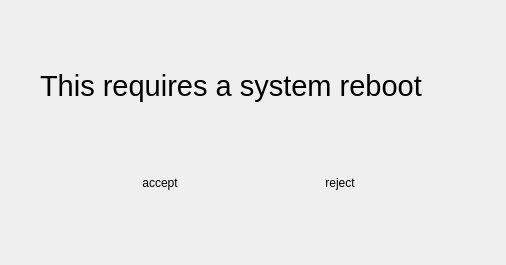
Before: the Qt Designer form Forms/updatedialog.ui in HaiidyHossam/QT-Platoon-Infotainment-, drawn with Qt 5.
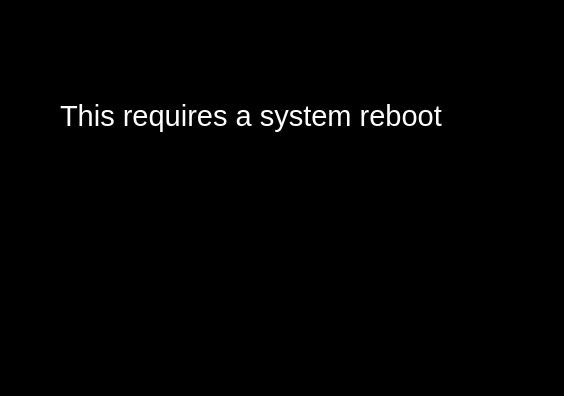
After: the same form once the commit is applied. Icons and pictures are not drawn.

What changed in the file:
```diff
--- a/Forms/updatedialog.ui
+++ b/Forms/updatedialog.ui
@@ -6,19 +6,22 @@
    <rect>
     <x>0</x>
     <y>0</y>
-    <width>506</width>
-    <height>265</height>
+    <width>564</width>
+    <height>396</height>
    </rect>
   </property>
   <property name="windowTitle">
    <string>Dialog</string>
   </property>
+  <property name="styleSheet">
+   <string notr="true">background-color: rgb(0, 0, 0);</string>
+  </property>
   <widget class="QLabel" name="label">
    <property name="geometry">
     <rect>
-     <x>40</x>
-     <y>30</y>
-     <width>421</width>
+     <x>60</x>
+     <y>60</y>
+     <width>491</width>
      <height>111</height>
     </rect>
    </property>
@@ -27,6 +30,9 @@
      <pointsize>22</pointsize>
     </font>
    </property>
+   <property name="styleSheet">
+    <string notr="true">color: rgb(255, 255, 255);</string>
+   </property>
    <property name="text">
     <string>This requires a system reboot</string>
    </property>
@@ -34,33 +40,33 @@
   <widget class="QPushButton" name="accept_button">
    <property name="geometry">
     <rect>
-     <x>120</x>
-     <y>170</y>
-     <width>80</width>
-     <height>25</height>
+     <x>140</x>
+     <y>200</y>
+     <width>91</width>
+     <height>81</height>
     </rect>
    </property>
    <property name="styleSheet">
     <string notr="true">border: none; </string>
    </property>
    <property name="text">
-    <string>accept</string>
+    <string/>
    </property>
   </widget>
   <widget class="QPushButton" name="reject_button">
    <property name="geometry">
     <rect>
-     <x>300</x>
-     <y>170</y>
-     <width>80</width>
-     <height>25</height>
+     <x>310</x>
+     <y>200</y>
+     <width>91</width>
+     <height>81</height>
     </rect>
    </property>
    <property name="styleSheet">
     <string notr="true">border: none; </string>
    </property>
    <property name="text">
-    <string>reject</string>
+    <string/>
    </property>
   </widget>
  </widget>
```
Left out of the diff: 6 changed lines with no effect on the pictures.
